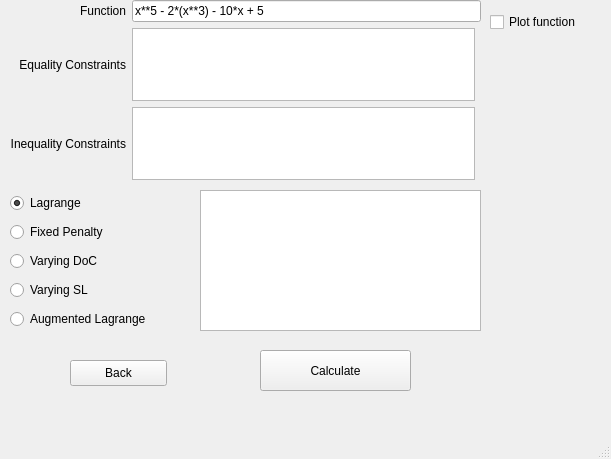
Qt form constrained.ui (MaxGiuP/General_Function_Minimiser) before a commit.
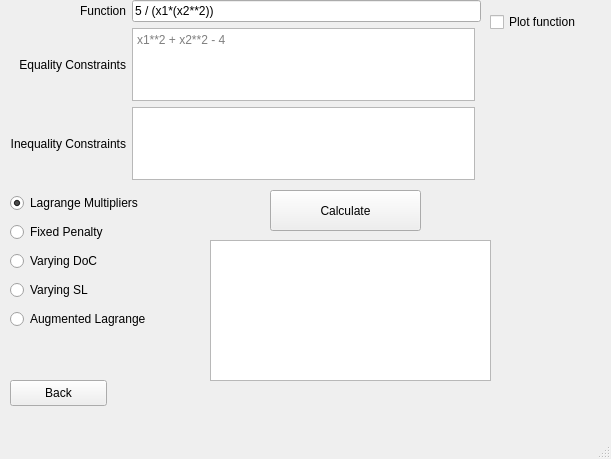
The same form after that commit.

Commit message: Constrained Optimisers are functional

Diff of the .ui file:
```diff
--- a/constrained.ui
+++ b/constrained.ui
@@ -27,12 +27,19 @@
      <item row="0" column="1" colspan="2">
       <widget class="QLineEdit" name="txtFunction">
        <property name="text">
-        <string>x**5 - 2*(x**3) - 10*x + 5</string>
+        <string>5 / (x1*(x2**2))</string>
        </property>
       </widget>
      </item>
      <item row="1" column="1">
-      <widget class="QTextEdit" name="txtEq"/>
+      <widget class="QTextEdit" name="txtEq">
+       <property name="documentTitle">
+        <string/>
+       </property>
+       <property name="placeholderText">
+        <string>x1**2 + x2**2 - 4</string>
+       </property>
+      </widget>
      </item>
      <item row="1" column="0">
       <widget class="QLabel" name="label_2">
@@ -72,8 +79,8 @@
    <widget class="QTextEdit" name="txtOutput">
     <property name="geometry">
      <rect>
-      <x>200</x>
-      <y>190</y>
+      <x>210</x>
+      <y>240</y>
       <width>281</width>
       <height>141</height>
      </rect>
@@ -92,7 +99,7 @@
      <item>
       <widget class="QRadioButton" name="rbLagrange">
        <property name="text">
-        <string>Lagrange</string>
+        <string>Lagrange Multipliers</string>
        </property>
        <property name="checked">
         <bool>true</bool>
@@ -107,14 +114,14 @@
       </widget>
      </item>
      <item>
-      <widget class="QRadioButton" name="rbVaryingSL">
+      <widget class="QRadioButton" name="rbVaryingDoC">
        <property name="text">
         <string>Varying DoC</string>
        </property>
       </widget>
      </item>
      <item>
-      <widget class="QRadioButton" name="rbVaryingSL_2">
+      <widget class="QRadioButton" name="rbVaryingSL">
        <property name="text">
         <string>Varying SL</string>
        </property>
@@ -132,8 +139,8 @@
    <widget class="QPushButton" name="btnCalculate">
     <property name="geometry">
      <rect>
-      <x>260</x>
-      <y>350</y>
+      <x>270</x>
+      <y>190</y>
       <width>151</width>
       <height>41</height>
      </rect>
@@ -158,8 +165,8 @@
    <widget class="QPushButton" name="btnBack">
     <property name="geometry">
      <rect>
-      <x>70</x>
-      <y>360</y>
+      <x>10</x>
+      <y>380</y>
       <width>97</width>
       <height>26</height>
      </rect>
```
Left out of the diff: 2 changed lines with no effect on the pictures. The commit also changes 10 other files.
